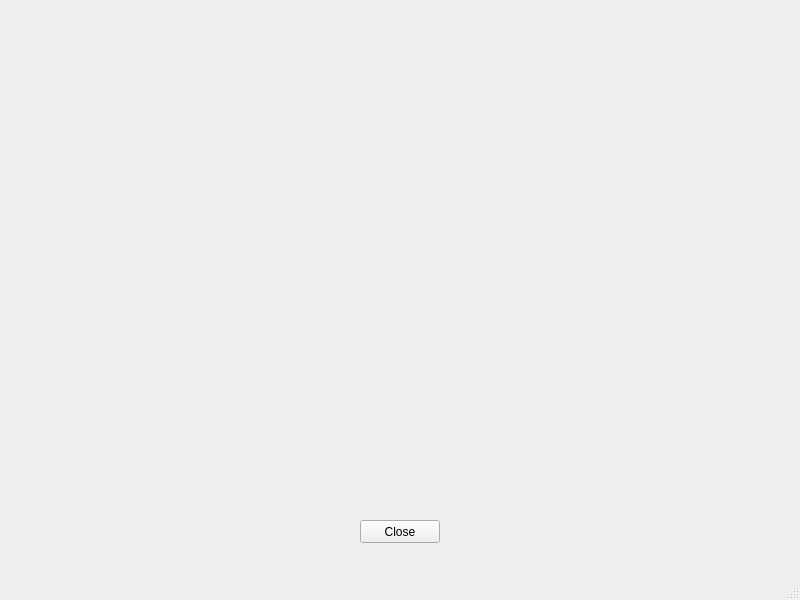
First picture: the form in plotviewer_gui.ui, repository 4-DMAPandSadness/EfsTA, before the edit.
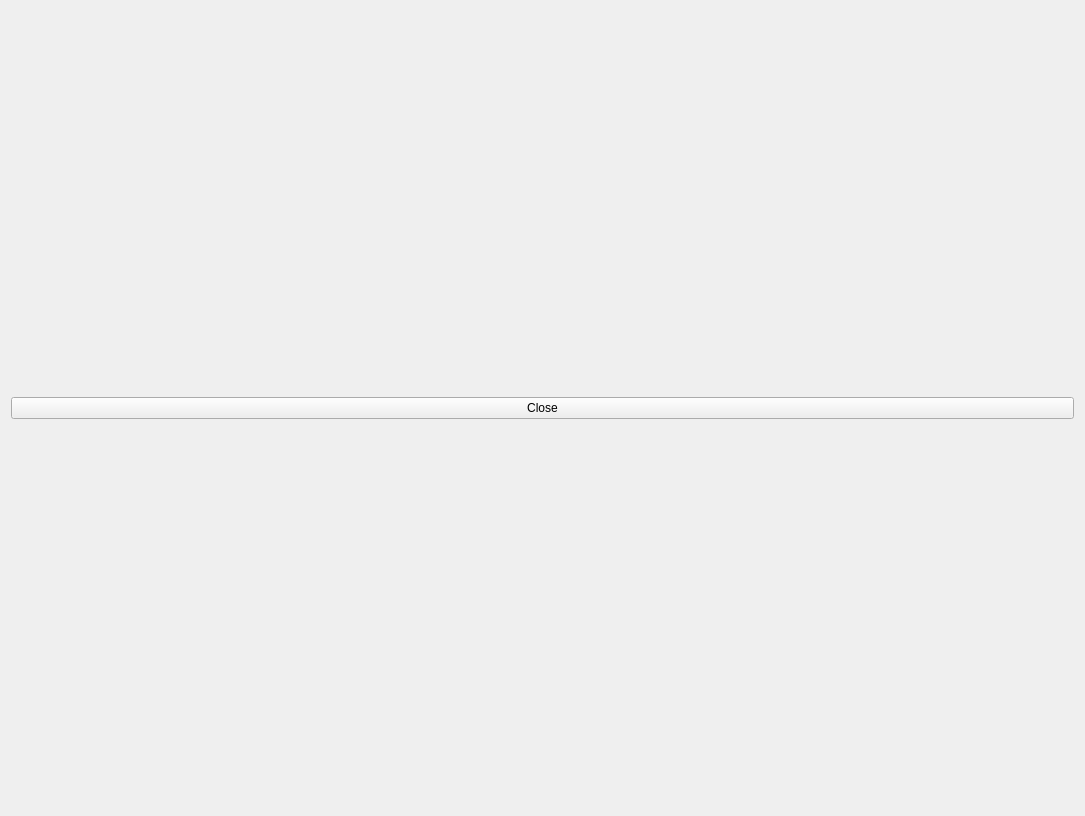
Second picture: the form after the edit.

Commit message: Identified the issue of PlotViewer / not fixed yet. Various UI changes.

```diff
--- a/plotviewer_gui.ui
+++ b/plotviewer_gui.ui
@@ -1,44 +1,27 @@
 <?xml version="1.0" encoding="UTF-8"?>
 <ui version="4.0">
  <class>PlotViewer</class>
- <widget class="QMainWindow" name="PlotViewer">
+ <widget class="QWidget" name="PlotViewer">
   <property name="geometry">
    <rect>
     <x>0</x>
     <y>0</y>
-    <width>800</width>
-    <height>600</height>
+    <width>1085</width>
+    <height>816</height>
    </rect>
   </property>
   <property name="windowTitle">
    <string>PlotViewer</string>
   </property>
-  <widget class="QWidget" name="centralwidget">
+  <layout class="QVBoxLayout" name="verticalLayout">
+   <item>
    <widget class="QPushButton" name="closePlotViewer">
-    <property name="geometry">
-     <rect>
-      <x>360</x>
-      <y>520</y>
-      <width>80</width>
-      <height>23</height>
-     </rect>
-    </property>
     <property name="text">
      <string>Close</string>
     </property>
    </widget>
-  </widget>
-  <widget class="QMenuBar" name="menubar">
-   <property name="geometry">
-    <rect>
-     <x>0</x>
-     <y>0</y>
-     <width>800</width>
-     <height>20</height>
-    </rect>
-   </property>
-  </widget>
-  <widget class="QStatusBar" name="statusbar"/>
+   </item>
+  </layout>
  </widget>
  <resources/>
  <connections/>
```
Lines whose indentation alone changed are shown as unchanged. The commit also changes 2 other files.
